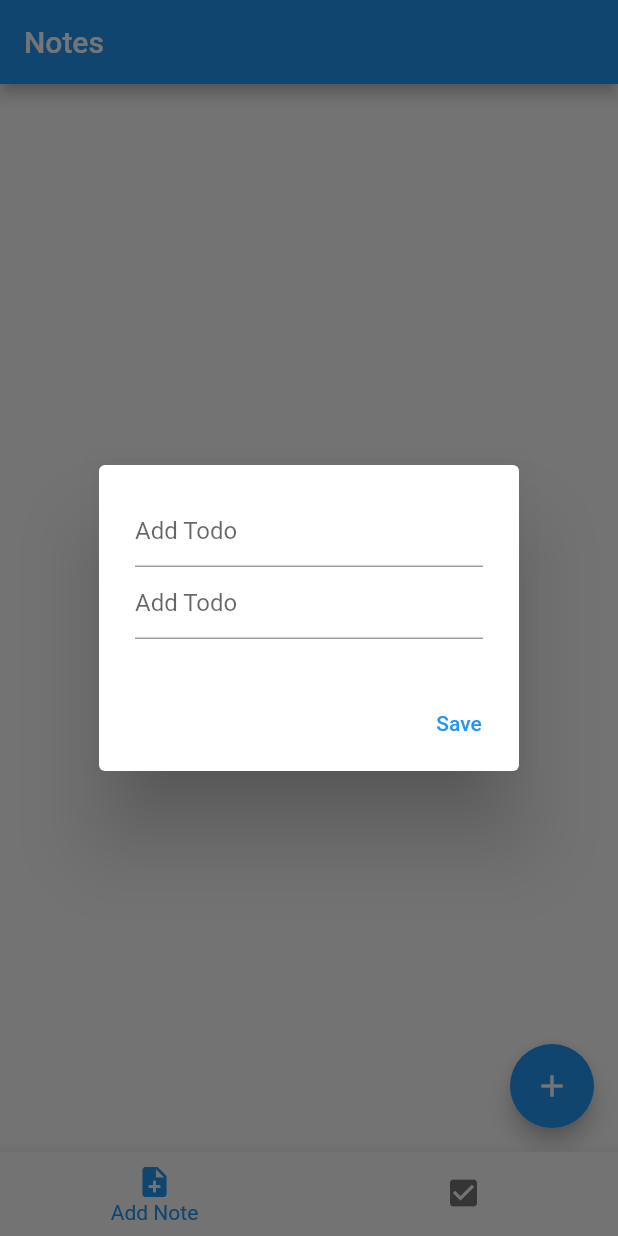
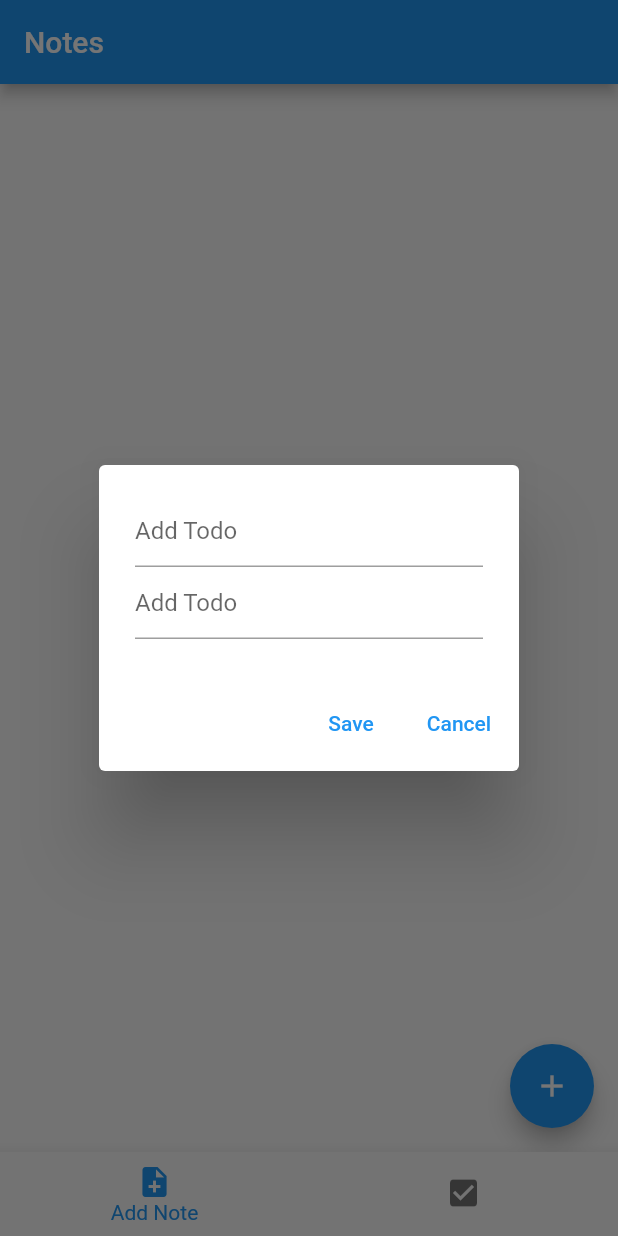
Before and after one commit to Vyshnav-Anchery/ToDo-with-MVVM-architecture, a Flutter app: the screen it shows after launch, after a tap on the "add" icon, on a phone screen of 412 x 824 dp. Run offline on Flutter 3.47's test engine with Material 2 defaults, Android fonts, the phone set to English and light mode, and no system bars; our stand-ins replace hive_flutter; accounts and stored records are empty.

```diff
--- a/lib/main.dart
+++ b/lib/main.dart
@@ -22,7 +22,7 @@ void main() async {
         Provider<TodoDatabase>.value(value: database),
         Provider<NoteDatabase>.value(value: notesDatabase),
         ChangeNotifierProvider<TodoViewModel>(
-          create: (_) => TodoViewModel(database, notesDatabase),
+          create: (context) => TodoViewModel(database, notesDatabase),
         ),
       ],
       child: const MyApp(),
--- a/lib/utils/constants.dart
+++ b/lib/utils/constants.dart
@@ -1,7 +1,7 @@
 import 'package:flutter/material.dart';
-class ClassName {
 
-}
+class ClassName {}
+
 // titles
 const String todoAppBarTitle = 'Todo App';
 const Text notesAppBarTitle = Text('Notes');
@@ -10,7 +10,8 @@ const String addStringText = 'Add Todo';
 const String addNoteTitleText = 'Add note title';
 const String addNoteBodyText = 'Add note body';
 const Text editText = Text("edit");
-const Text cancellText = Text("Cancell");
+const Text saveText = Text("save");
+const Text cancellText = Text("Cancel");
 
 // theme
 ThemeData appTheme = ThemeData(
@@ -20,3 +21,9 @@ ThemeData appTheme = ThemeData(
 // boxname
 const String boxName = 'todos';
 const String noteName = 'notes';
+
+// style
+TextStyle titleStyle = const TextStyle(fontWeight: FontWeight.w500, fontSize: 20);
+TextStyle bodyStyle = const TextStyle(
+  fontWeight: FontWeight.w300,
+);
--- a/lib/utils/note_database.dart
+++ b/lib/utils/note_database.dart
@@ -1,12 +1,13 @@
 import 'package:hive_flutter/hive_flutter.dart';
+import 'package:stateless_statefull/utils/constants.dart';
 import '../models/todo_model.dart';
 
 class NoteDatabase {
   Future<void> init() async {
     await Hive.initFlutter();
     Hive.registerAdapter(NotesModelAdapter());
-    await Hive.openBox<NotesModel>("notes");
+    await Hive.openBox<NotesModel>(noteName);
   }
 
-  Box<NotesModel> get notesBox => Hive.box<NotesModel>("notes");
+  Box<NotesModel> get notesBox => Hive.box<NotesModel>(noteName);
 }
--- a/lib/utils/todo_database.dart
+++ b/lib/utils/todo_database.dart
@@ -1,12 +1,13 @@
 import 'package:hive_flutter/hive_flutter.dart';
 import '../models/todo_model.dart';
+import 'constants.dart';
 
 class TodoDatabase {
   Future<void> init() async {
     await Hive.initFlutter();
     Hive.registerAdapter(TodoAdapter());
-    await Hive.openBox<Todo>("todos");
+    await Hive.openBox<Todo>(boxName);
   }
 
-  Box<Todo> get todoBox => Hive.box<Todo>("todos");
+  Box<Todo> get todoBox => Hive.box<Todo>(boxName);
 }
--- a/lib/views/screens/home_screen.dart
+++ b/lib/views/screens/home_screen.dart
@@ -2,7 +2,6 @@ import 'package:flutter/material.dart';
 import 'package:provider/provider.dart';
 import 'package:stateless_statefull/views/screens/notes_screen.dart';
 import 'package:stateless_statefull/views/screens/todo_screen.dart';
-
 import '../../view_models/todo_view_model.dart';
 import '../widgets/bottomnavigation.dart';
 
--- /dev/null
+++ b/lib/views/widgets/floating_notes_add.dart
@@ -0,0 +1,53 @@
+import 'package:flutter/material.dart';
+import 'package:stateless_statefull/views/widgets/cancellbutton.dart';
+
+import '../../utils/constants.dart';
+import '../../view_models/todo_view_model.dart';
+
+FloatingActionButton notesFloatingbutton(
+    BuildContext context, TodoViewModel viewModel) {
+  return FloatingActionButton(
+    onPressed: () => showDialog(
+      context: context,
+      builder: (context) {
+        TextEditingController titleEditingController = TextEditingController();
+        TextEditingController bodyEditingController = TextEditingController();
+        return AlertDialog(
+          content: SingleChildScrollView(
+              child: Column(
+            children: [
+              TextField(
+                controller: titleEditingController,
+                decoration: const InputDecoration(
+                  hintText: addStringText,
+                ),
+              ),
+              TextField(
+                controller: bodyEditingController,
+                decoration: const InputDecoration(
+                  hintText: addStringText,
+                ),
+              ),
+            ],
+          )),
+          actions: [
+            TextButton(
+                onPressed: () {
+                  if (titleEditingController.text.isNotEmpty &&
+                      bodyEditingController.text.isNotEmpty) {
+                    viewModel.addNotes(titleEditingController.text,
+                        bodyEditingController.text);
+                    titleEditingController.clear();
+                    bodyEditingController.clear();
+                    Navigator.pop(context);
+                  }
+                },
+                child: const Text("Save")),
+            const CancellBttn(),
+          ],
+        );
+      },
+    ),
+    child: const Icon(Icons.add),
+  );
+}
```
Also changed, not shown: lib/view_models/todo_view_model.dart (+10 -0 lines), lib/views/screens/notes_screen.dart (+117 -48 lines).
